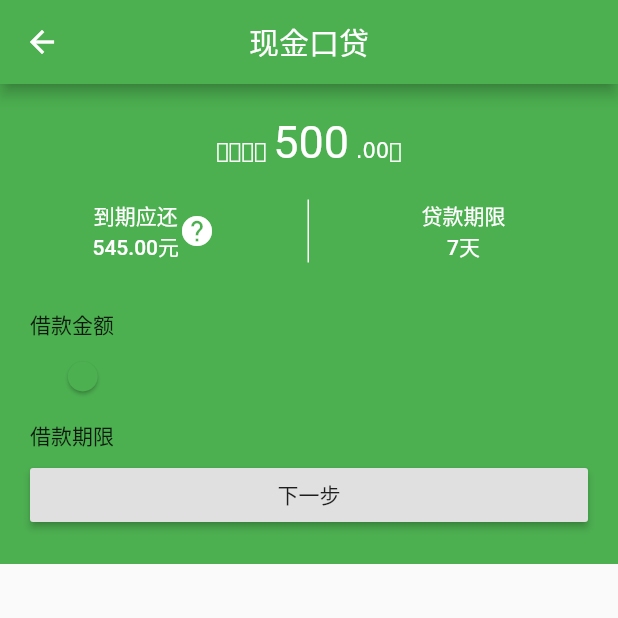
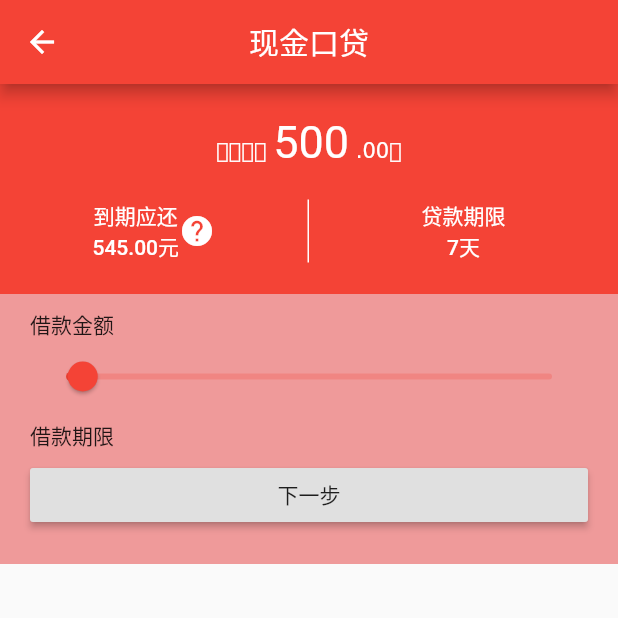
Before and after one commit to partnercloudsupport/release_app, a Flutter app: the BorrowCash screen opened by its route, on a phone screen of 412 x 824 dp, the top half of it. Run offline on Flutter 3.47's test engine with Material 2 defaults, Android fonts, the phone set to English and light mode, and no system bars; our stand-ins replace firebase_auth, firebase_storage, google_sign_in, image_picker, shared_preferences; missing offline and left inert: firebaseui; accounts and stored records are empty.

```diff
--- a/lib/src/comm/Colors.dart
+++ b/lib/src/comm/Colors.dart
@@ -5,5 +5,5 @@ import 'package:flutter/material.dart';
  * Created by zgx on 2017/5/27.
  */
 class AppColors {
-  static MaterialColor primary = Colors.green;
+  static MaterialColor primary = Colors.red;
 }
--- a/lib/src/components/MyApp.dart
+++ b/lib/src/components/MyApp.dart
@@ -67,7 +67,7 @@ class _MyAppState extends State<MyApp> {
 //        primarySwatch: Colors.blue,
 //      ),
       home: home,
-        color: Colors.grey,
+//        color: Colors.grey,
 //      home: _home==null?new SplashScreen():_home,
       routes: AppRoute.routes,
     );
--- a/lib/src/components/singlePage/BorrowCash.dart
+++ b/lib/src/components/singlePage/BorrowCash.dart
@@ -100,7 +100,7 @@ class _BorrowCashState extends State<BorrowCash> {
           new Container(
             padding: const EdgeInsets.only(left: 20.0, right: 20.0),
             height: 180.0,
-            color: Colors.green,
+            color:Theme.of(context).backgroundColor,
             child: new Column(
               crossAxisAlignment: CrossAxisAlignment.start,
               children: [
--- a/pubspec.yaml
+++ b/pubspec.yaml
@@ -10,6 +10,10 @@ dependencies:
   google_sign_in: "^0.0.2"
   firebase_storage: "^0.0.2"
   shared_preferences: "^0.2.0+1"
+  firebaseui:
+    git:
+      url: git://github.com/yiyisf/firebaseui
+
 # For information on the generic Dart part of this file, see the
 # following page: https://www.dartlang.org/tools/pub/pubspec
 
```
Also changed, not shown: lib/src/components/singlePage/UserCenter.dart (+13 -9 lines), 2 other files.
